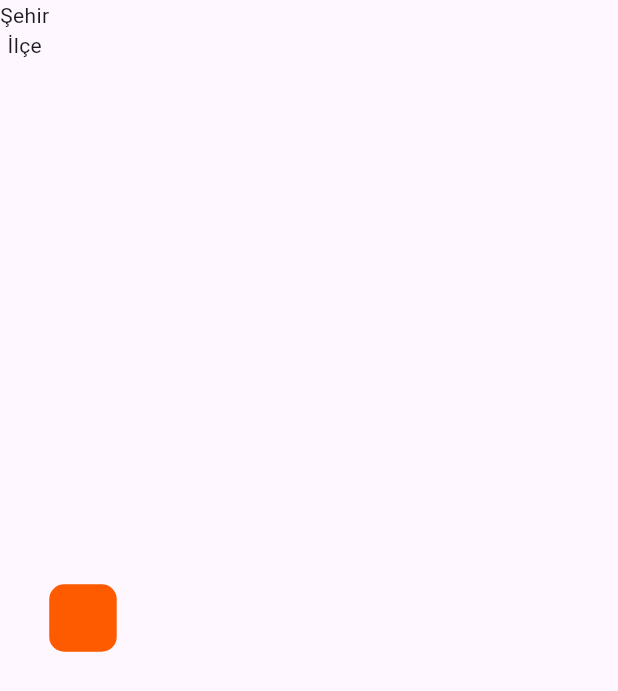
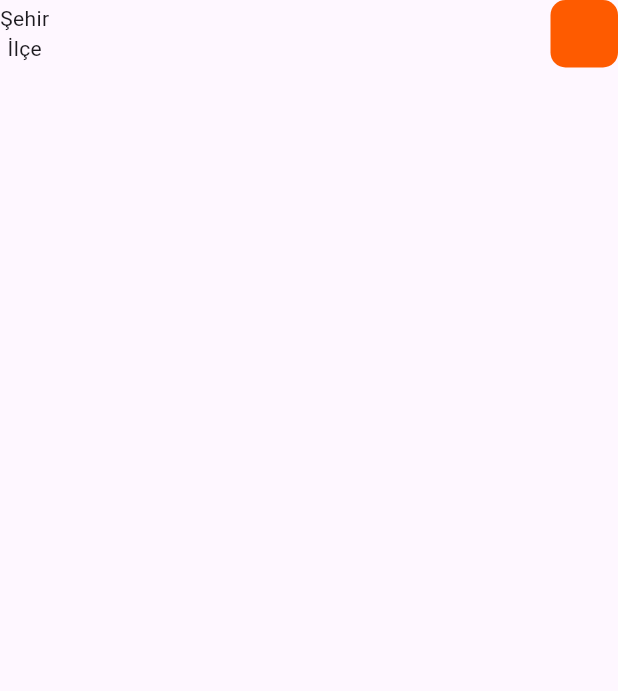
Before and after one commit to simgemede/PizzaApp, a Flutter app: the screen it shows after launch, on a phone screen of 412 x 824 dp. Shown: the top 691 px of the screen. Run offline on Flutter 3.47's test engine with Material 3 defaults, Android fonts, the phone set to English and light mode, and no system bars.

Commit message:
.
yazı ile buton aynı datıra gelmesi için containerı aynı column a ekledim.

```diff
--- a/pizza_app/lib/home/mainFoodPage.dart
+++ b/pizza_app/lib/home/mainFoodPage.dart
@@ -11,9 +11,12 @@ class _MainfoodpageState extends State<Mainfoodpage> {
   @override
   Widget build(BuildContext context) {
     return Scaffold(
-      body: Container(
+        body: Column(
+      children: [
+        Container(
           child: Container(
             child: Row(
+              mainAxisAlignment: MainAxisAlignment.spaceBetween,
               children: [
                 Column(
                   children: [Text("Şehir"), Text("İlçe")],
@@ -29,6 +32,7 @@ class _MainfoodpageState extends State<Mainfoodpage> {
             ),
           ),
         ),
-    );
+      ],
+    ));
   }
 }
```
Lines whose indentation alone changed are shown as unchanged.
